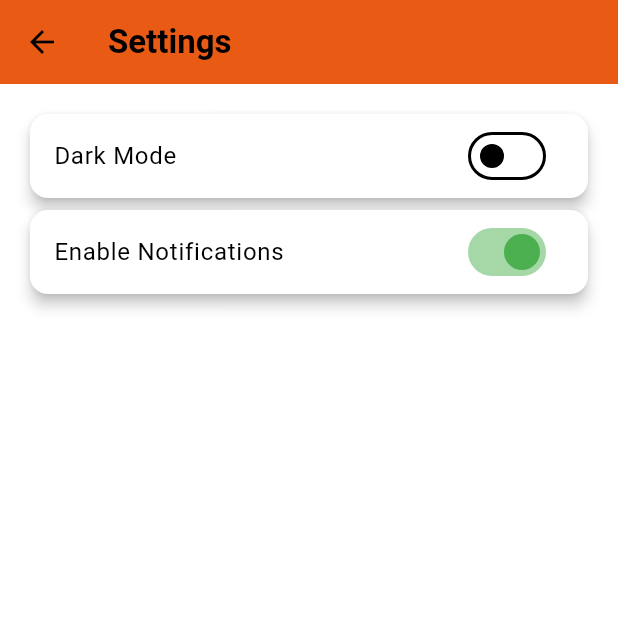
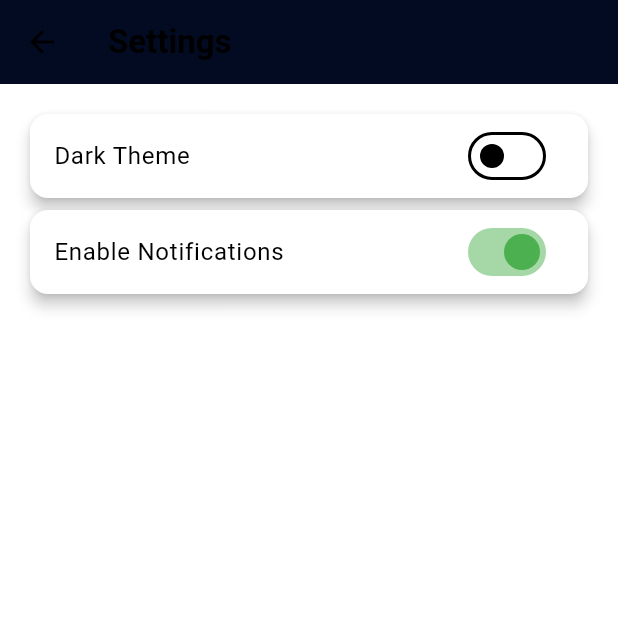
Before and after one commit to chaniruM/DriveWise, a Flutter app: the SettingsScreen screen opened directly, on a phone screen of 412 x 824 dp, the top half of it. Run offline on Flutter 3.47's test engine with Material 3 defaults, Android fonts, the phone set to English and light mode, and no system bars; our stand-ins replace flutter_blue_plus, lottie, shared_preferences; accounts and stored records are empty.

Commit message:
dark theme activated

```diff
--- a/lib/pages/settings_screen.dart
+++ b/lib/pages/settings_screen.dart
@@ -39,15 +39,14 @@
     return Scaffold(
       appBar: AppBar(
         title: const Text("Settings"),
-        backgroundColor: const Color(0xFFE95B15),
+
       ),
-      body: Container(
+      body: Padding(
         padding: const EdgeInsets.all(16.0),
-        color: isDarkMode ? const Color(0xFF030B23) : Colors.white,
         child: Column(
           children: [
             _buildSwitchTile(
-              title: "Dark Mode",
+              title: "Dark Theme",
               value: isDarkMode,
               onChanged: (bool value) {
                 themeProvider.toggleTheme(); // Toggle dark mode globally
@@ -76,16 +75,16 @@
     required Function(bool) onChanged,
     Color activeColor = Colors.orange,
   }) {
-    final themeProvider = Provider.of<ThemeProvider>(context);
-    bool isDarkMode = themeProvider.isDarkMode;
+
+    final theme = Theme.of(context);
 
     return Card(
-      color: isDarkMode ? const Color(0xFF030B23) : Colors.white,
+      color: theme.cardColor,
       elevation: 4,
       child: ListTile(
         title: Text(
           title,
-          style: TextStyle(color: isDarkMode ? Colors.white : Colors.black),
+          style: theme.textTheme.bodyLarge,
         ),
         trailing: Switch(
           value: value,
```
